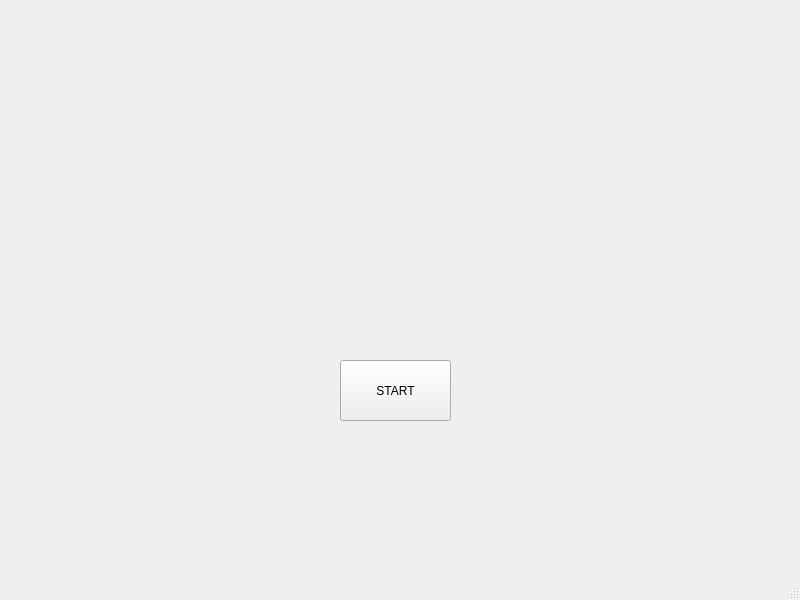
First picture: the form in src/inicio.ui, repository jdlmd/Combate_pokemon, before the edit.
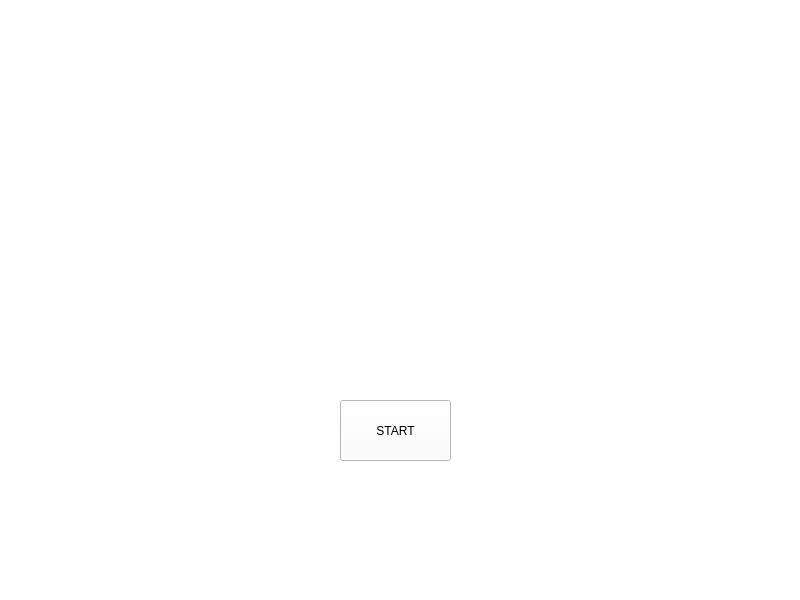
Second picture: the form after the edit. Icons and pictures are not drawn.

The edit to the form file:
```diff
--- a/src/inicio.ui
+++ b/src/inicio.ui
@@ -13,6 +13,9 @@
   <property name="windowTitle">
    <string>MainWindow</string>
   </property>
+  <property name="styleSheet">
+   <string notr="true">background-color: rgb(255, 255, 255);</string>
+  </property>
   <widget class="QWidget" name="centralwidget">
    <widget class="QLabel" name="label">
     <property name="geometry">
@@ -23,6 +26,9 @@
       <height>361</height>
      </rect>
     </property>
+    <property name="styleSheet">
+     <string notr="true"/>
+    </property>
     <property name="text">
      <string>&lt;html&gt;&lt;head/&gt;&lt;body&gt;&lt;p&gt;&lt;img src=&quot;:/Imagenes/res/inicio2.png&quot;/&gt;&lt;/p&gt;&lt;/body&gt;&lt;/html&gt;</string>
     </property>
@@ -31,7 +37,7 @@
     <property name="geometry">
      <rect>
       <x>340</x>
-      <y>360</y>
+      <y>400</y>
       <width>111</width>
       <height>61</height>
      </rect>
```
